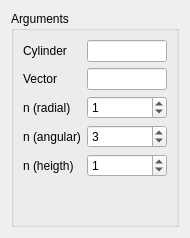
Before: the Qt Designer form src/HEXABLOCKGUI/MakeCylinder_QTD.ui in SalomePlatform/hexablock, drawn with Qt 5.
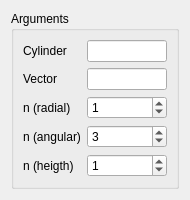
After: the same form once the commit is applied.

What changed in the file:
```diff
--- a/src/HEXABLOCKGUI/MakeCylinder_QTD.ui
+++ b/src/HEXABLOCKGUI/MakeCylinder_QTD.ui
@@ -7,7 +7,7 @@
     <x>0</x>
     <y>0</y>
     <width>190</width>
-    <height>238</height>
+    <height>196</height>
    </rect>
   </property>
   <property name="sizePolicy">
```
Left out of the diff: 62 changed lines with no effect on the pictures.
